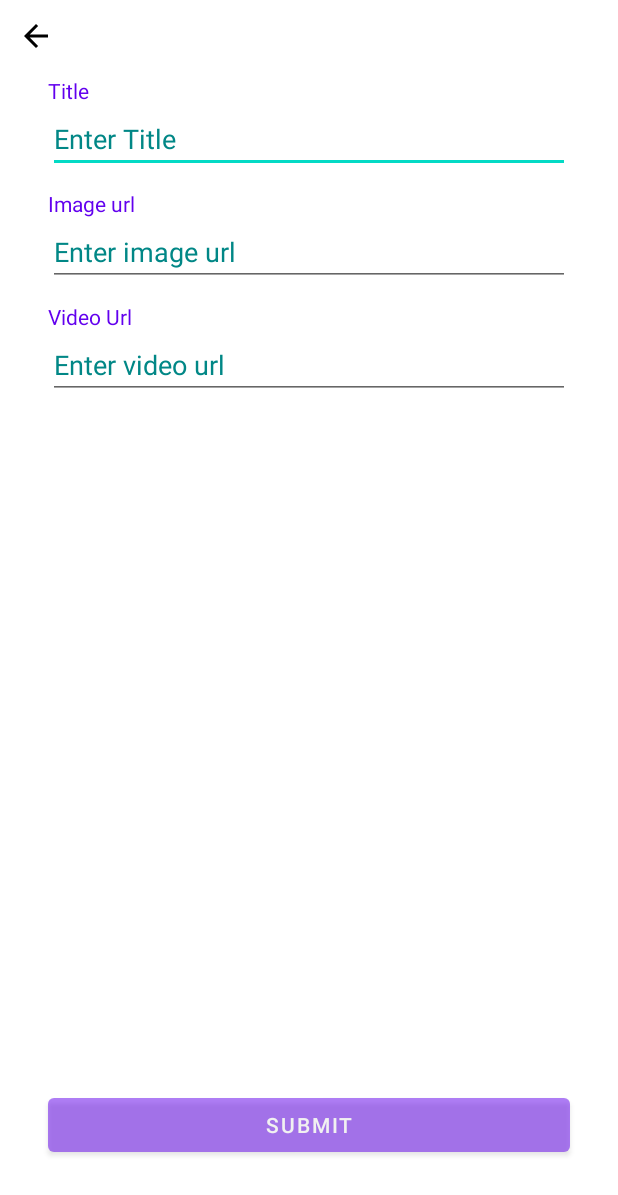
After one commit to ravisharma46/Scaler_Task, an Android app: the layout main_fragment.xml on its own in the app's theme, with its tools: preview values and no code run, on a phone screen of 412 x 824 dp. The commit adds this screen. Shown: the top 1195 px of the screen. Run offline under Robolectric (Android 15) with nearby library versions, the phone set to English and light mode, and no system bars.

Commit message:
add functionality

```diff
--- a/app/src/main/java/com/example/scaler_task/di/NetworkModule.kt
+++ b/app/src/main/java/com/example/scaler_task/di/NetworkModule.kt
@@ -54,8 +54,6 @@ object NetworkModule {
         httpClient.apply {
             addInterceptor(loggingInterceptor)
             connectTimeout(30, TimeUnit.SECONDS)
-            readTimeout(60, TimeUnit.SECONDS)
-            writeTimeout(60, TimeUnit.SECONDS);
         }
         return httpClient.build();
 
--- a/app/src/main/java/com/example/scaler_task/pojo/VideoFiles.kt
+++ b/app/src/main/java/com/example/scaler_task/pojo/VideoFiles.kt
@@ -1,3 +1,5 @@
 package com.example.scaler_task.pojo
 
-data class VideoFiles(val link:String)
+import java.io.Serializable
+
+data class VideoFiles(val link:String):Serializable
--- /dev/null
+++ b/app/src/main/res/drawable/ic_baseline_arrow_back_24.xml
@@ -0,0 +1,5 @@
+<vector android:autoMirrored="true" android:height="24dp"
+    android:tint="#000000" android:viewportHeight="24"
+    android:viewportWidth="24" android:width="24dp" xmlns:android="http://schemas.android.com/apk/res/android">
+    <path android:fillColor="@android:color/white" android:pathData="M20,11H7.83l5.59,-5.59L12,4l-8,8 8,8 1.41,-1.41L7.83,13H20v-2z"/>
+</vector>
--- /dev/null
+++ b/app/src/main/res/layout/main_fragment.xml
@@ -0,0 +1,106 @@
+<?xml version="1.0" encoding="utf-8"?>
+<layout xmlns:android="http://schemas.android.com/apk/res/android"
+    xmlns:app="http://schemas.android.com/apk/res-auto">
+
+
+    <data>
+
+        <variable
+            name="item"
+            type="com.example.scaler_task.pojo.Videos" />
+
+        <variable
+            name="model"
+            type="com.example.scaler_task.viewModel.MainViewModel" />
+
+        <import type="android.view.View" />
+    </data>
+
+
+    <androidx.constraintlayout.widget.ConstraintLayout
+        android:layout_width="match_parent"
+        android:layout_height="match_parent"
+        android:background="@color/white">
+
+        <ImageView
+            android:id="@+id/back_button"
+            android:layout_width="wrap_content"
+            android:layout_height="wrap_content"
+            android:padding="12dp"
+            app:layout_constraintLeft_toLeftOf="parent"
+            app:layout_constraintTop_toTopOf="parent"
+            app:srcCompat="@drawable/ic_baseline_arrow_back_24" />
+
+
+        <TextView
+            android:layout_width="wrap_content"
+            app:layout_constraintBottom_toTopOf="@+id/title"
+            android:text="@string/title"
+            android:textColor="@color/purple_500"
+            app:layout_constraintLeft_toLeftOf="@id/title"
+            android:layout_height="wrap_content"/>
+
+        <EditText
+            android:id="@+id/title"
+            android:layout_width="match_parent"
+            android:layout_height="wrap_content"
+            android:layout_marginHorizontal="32dp"
+            android:layout_marginTop="70dp"
+            android:textColor="@color/purple_500"
+            android:textColorHint="@color/teal_700"
+            android:hint="@string/enter_title"
+            android:text="@={model.title}"
+            app:layout_constraintTop_toTopOf="parent" />
+        <TextView
+            android:layout_width="wrap_content"
+            app:layout_constraintBottom_toTopOf="@+id/imageUrl"
+            android:text="@string/image_url"
+            android:textColor="@color/purple_500"
+            app:layout_constraintLeft_toLeftOf="@id/imageUrl"
+            android:layout_height="wrap_content"/>
+
+        <EditText
+            android:id="@+id/imageUrl"
+            android:layout_width="match_parent"
+            android:layout_height="wrap_content"
+            android:textColor="@color/purple_500"
+            android:layout_marginHorizontal="32dp"
+            android:layout_marginTop="30dp"
+            android:textColorHint="@color/teal_700"
+            android:hint="@string/enter_image_url"
+            android:text="@={model.imageUrl}"
+            app:layout_constraintTop_toBottomOf="@+id/title" />
+        <TextView
+            android:layout_width="wrap_content"
+            app:layout_constraintBottom_toTopOf="@+id/videoUrl"
+            android:text="@string/video_url"
+            android:textColor="@color/purple_500"
+            app:layout_constraintLeft_toLeftOf="@id/videoUrl"
+            android:layout_height="wrap_content"/>
+        <EditText
+            android:id="@+id/videoUrl"
+            android:layout_width="match_parent"
+            android:layout_height="wrap_content"
+            android:layout_marginHorizontal="32dp"
+            android:layout_marginTop="30dp"
+            android:textColor="@color/purple_500"
+            android:textColorHint="@color/teal_700"
+            android:hint="@string/enter_video_url"
+            android:text="@={model.videoUrl}"
+            app:layout_constraintTop_toBottomOf="@+id/imageUrl" />
+
+
+        <Button
+            android:layout_width="match_parent"
+            android:layout_height="wrap_content"
+            android:layout_marginHorizontal="32dp"
+            android:layout_marginBottom="50dp"
+            android:alpha="0.5"
+            android:text="@string/submit"
+            android:id="@+id/submitButton"
+            app:layout_constraintBottom_toBottomOf="parent" />
+
+    </androidx.constraintlayout.widget.ConstraintLayout>
+
+
+</layout>
--- a/app/src/main/res/values-night/themes.xml
+++ b/app/src/main/res/values-night/themes.xml
@@ -1,6 +1,6 @@
 <resources xmlns:tools="http://schemas.android.com/tools">
     <!-- Base application theme. -->
-    <style name="Theme.Scaler_Task" parent="Theme.MaterialComponents.DayNight.DarkActionBar">
+    <style name="Theme.Scaler_Task" parent="Theme.MaterialComponents.DayNight.NoActionBar">
         <!-- Primary brand color. -->
         <item name="colorPrimary">@color/purple_200</item>
         <item name="colorPrimaryVariant">@color/purple_700</item>
--- a/app/src/main/res/values/strings.xml
+++ b/app/src/main/res/values/strings.xml
@@ -2,4 +2,12 @@
     <string name="app_name">Scaler_Task</string>
     <string name="delete">Delete</string>
     <string name="edit">Edit</string>
+    <string name="enter_title">Enter Title</string>
+    <string name="enter_image_url">Enter image url</string>
+    <string name="enter_video_url">Enter video url</string>
+    <string name="submit">Submit</string>
+    <string name="add_item">add item</string>
+    <string name="title">Title</string>
+    <string name="image_url">Image url</string>
+    <string name="video_url">Video Url</string>
 </resources>
--- a/app/src/main/res/values/themes.xml
+++ b/app/src/main/res/values/themes.xml
@@ -1,6 +1,6 @@
 <resources xmlns:tools="http://schemas.android.com/tools">
     <!-- Base application theme. -->
-    <style name="Theme.Scaler_Task" parent="Theme.MaterialComponents.DayNight.DarkActionBar">
+    <style name="Theme.Scaler_Task" parent="Theme.MaterialComponents.DayNight.NoActionBar">
         <!-- Primary brand color. -->
         <item name="colorPrimary">@color/purple_500</item>
         <item name="colorPrimaryVariant">@color/purple_700</item>
```
Also changed, not shown: app/build.gradle (+2 -18 lines), app/src/main/java/com/example/scaler_task/activity/MainActivity.kt (+51 -5 lines), app/src/main/java/com/example/scaler_task/adapter/VideoAdapter.kt (+18 -7 lines), app/src/main/java/com/example/scaler_task/constants/UIUtils.kt (+18 -0 lines), app/src/main/java/com/example/scaler_task/fragment/MainFragment.kt (added, +128 -0 lines), app/src/main/java/com/example/scaler_task/pojo/Videos.kt (+6 -5 lines), app/src/main/java/com/example/scaler_task/viewModel/MainViewModel.kt (+17 -1 lines), app/src/main/res/layout/activity_main.xml (+20 -4 lines), app/src/main/res/layout/item_layout.xml (+12 -21 lines).
